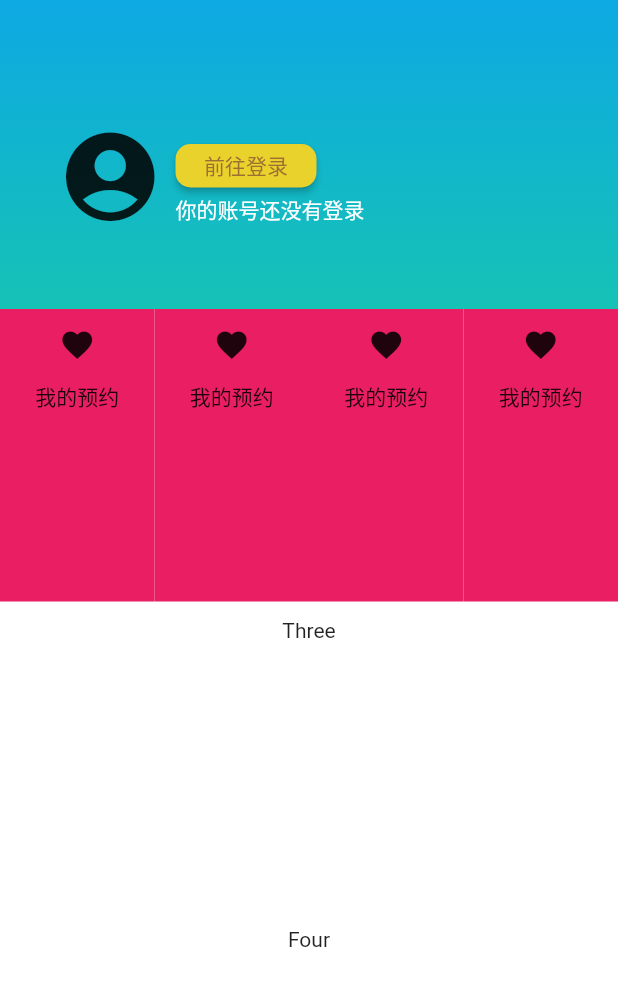
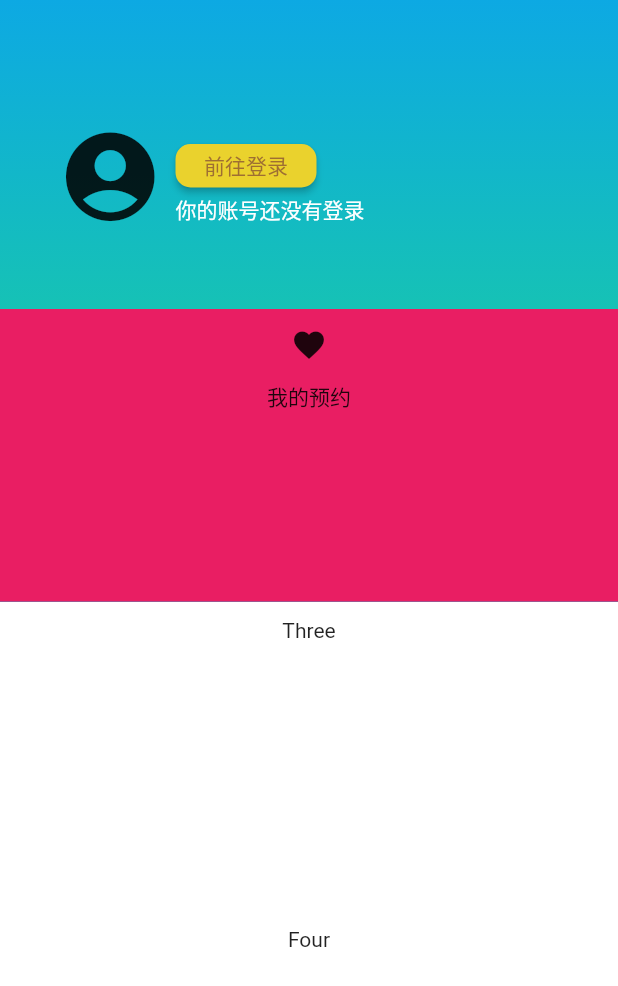
Before and after one commit to wcyycwqie/flutter-demo-nwLogin, a Flutter app: the screen it shows after launch, on a phone screen of 412 x 824 dp. Shown: the top 986 px of the screen. Run offline on Flutter 3.47's test engine with Material 2 defaults, Android fonts, the phone set to English and light mode, and no system bars.

Commit message:
first push

```diff
--- a/lib/main.dart
+++ b/lib/main.dart
@@ -62,7 +62,6 @@ class HeaderContainerState extends State {
     return new Container(
       height: 177.0,
       width: double.infinity,
-//      color: Color(0xFF16c2b5),
       decoration: new BoxDecoration(
           gradient: LinearGradient(
               begin: Alignment.bottomCenter,
@@ -118,8 +117,7 @@ class HeaderContainerState extends State {
                     '你的账号还没有登录',
                     style: new TextStyle(color: const Color(0xFFFFFFFF)),
                   ),
-                    )
-                )
+                ))
               ],
             ),
           )),
@@ -127,7 +125,6 @@ class HeaderContainerState extends State {
       ),
     );
   }
-
 }
 
 class MidBar extends StatelessWidget {
@@ -138,53 +135,31 @@ class MidBar extends StatelessWidget {
       margin: EdgeInsets.only(bottom: 11.0),
       width: double.infinity,
       height: 132.0,
-      color: Colors.white,
+      color: Colors.black,
       child: new Row(
         children: <Widget>[
           new Expanded(
             child: new Container(
+              color: Colors.blue,
+              child: new Row(children: <Widget>[
+                new Expanded(
+                  child: new Container(
                     color: Colors.pink,
+                    width: double.infinity,
+
                     child: Column(
                       children: <Widget>[
-                  new IconButton(icon: new Icon(Icons.favorite), onPressed: () {}),
+                        new IconButton(
+                            icon: new Icon(Icons.favorite), onPressed: () {}),
                         new Text('我的预约')
                       ],
                     ),
                   ),
+                )
+
+              ]),
             ),
-          new Expanded(
-            child: new Container(
-              color: Colors.pink,
-              child: Column(
-                children: <Widget>[
-                  new IconButton(icon: new Icon(Icons.favorite), onPressed: () {}),
-                  new Text('我的预约')
-                ],
-              ),
-            ),
-          ),
-          new Expanded(
-            child: new Container(
-              color: Colors.pink,
-              child: Column(
-                children: <Widget>[
-                  new IconButton(icon: new Icon(Icons.favorite), onPressed: () {}),
-                  new Text('我的预约')
-                ],
-              ),
-            ),
-          ),
-          new Expanded(
-            child: new Container(
-              color: Colors.pink,
-              child: Column(
-                children: <Widget>[
-                  new IconButton(icon: new Icon(Icons.favorite), onPressed: () {}),
-                  new Text('我的预约')
-                ],
-              ),
-            ),
-          ),
+          )
         ],
       ),
     );
```
Lines whose indentation alone changed are shown as unchanged.
